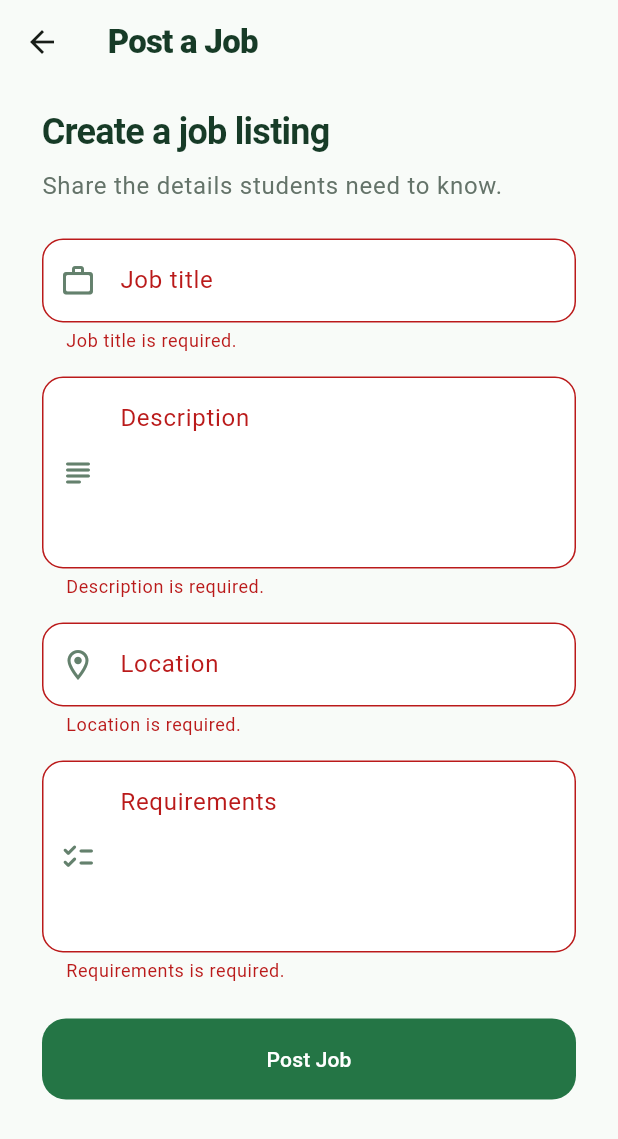
After one commit to JiwanKoirala/pallijob, a Flutter app: the PostJobScreen screen opened directly, after a tap on "Post Job", on a phone screen of 412 x 824 dp. The commit adds this screen. Shown: the top 1139 px of the screen. Run offline on Flutter 3.47's test engine with Material 3 defaults, Android fonts, the phone set to English and light mode, and no system bars; our stand-ins replace cloud_firestore, firebase_auth, firebase_core; accounts and stored records are empty.

Commit message:
feat: implement employer job posting with Firestore integrationf

```diff
--- a/lib/screens/employer/employer_dashboard_screen.dart
+++ b/lib/screens/employer/employer_dashboard_screen.dart
@@ -1,6 +1,7 @@
 import 'package:firebase_auth/firebase_auth.dart';
 import 'package:flutter/material.dart';
 import 'package:pallijob/screens/auth/welcome_screen.dart';
+import 'package:pallijob/screens/employer/post_job_screen.dart';
 
 class EmployerDashboardScreen extends StatelessWidget {
   const EmployerDashboardScreen({super.key});
@@ -94,9 +95,17 @@ class EmployerDashboardScreen extends StatelessWidget {
                       ),
                       const SizedBox(height: 24),
                       for (final module in _modules) ...[
-                        _ModuleCard(module: module),
-                        if (module != _modules.last)
-                          const SizedBox(height: 12),
+                        _ModuleCard(
+                          module: module,
+                          onTap: module.title == 'Post Job'
+                              ? () => Navigator.of(context).push(
+                                  MaterialPageRoute<void>(
+                                    builder: (_) => const PostJobScreen(),
+                                  ),
+                                )
+                              : null,
+                        ),
+                        if (module != _modules.last) const SizedBox(height: 12),
                       ],
                     ],
                   ),
@@ -141,9 +150,10 @@ class _DashboardModule {
 }
 
 class _ModuleCard extends StatelessWidget {
-  const _ModuleCard({required this.module});
+  const _ModuleCard({required this.module, this.onTap});
 
   final _DashboardModule module;
+  final VoidCallback? onTap;
 
   @override
   Widget build(BuildContext context) {
@@ -154,6 +164,9 @@ class _ModuleCard extends StatelessWidget {
         borderRadius: BorderRadius.circular(18),
         side: const BorderSide(color: Color(0xFFE5EEE7)),
       ),
+      child: InkWell(
+        onTap: onTap,
+        borderRadius: BorderRadius.circular(18),
         child: Padding(
           padding: const EdgeInsets.all(16),
           child: Row(
@@ -186,13 +199,12 @@ class _ModuleCard extends StatelessWidget {
                     const SizedBox(height: 4),
                     Text(
                       module.description,
-                    style: Theme.of(context).textTheme.bodySmall?.copyWith(
-                      color: const Color(0xFF647369),
-                    ),
+                      style: Theme.of(context).textTheme.bodySmall
+                          ?.copyWith(color: const Color(0xFF647369)),
                     ),
                     const SizedBox(height: 6),
                     Text(
-                    'Coming soon',
+                      onTap == null ? 'Coming soon' : 'Tap to open',
                       style: Theme.of(context).textTheme.labelSmall?.copyWith(
                         color: const Color(0xFF247545),
                         fontWeight: FontWeight.w600,
@@ -201,7 +213,15 @@ class _ModuleCard extends StatelessWidget {
                   ],
                 ),
               ),
+              if (onTap != null) ...[
+                const SizedBox(width: 8),
+                const Icon(
+                  Icons.chevron_right_rounded,
+                  color: Color(0xFF247545),
+                ),
               ],
+            ],
+          ),
         ),
       ),
     );
--- /dev/null
+++ b/lib/screens/employer/post_job_screen.dart
@@ -0,0 +1,260 @@
+import 'package:cloud_firestore/cloud_firestore.dart';
+import 'package:firebase_auth/firebase_auth.dart';
+import 'package:flutter/material.dart';
+
+class PostJobScreen extends StatefulWidget {
+  const PostJobScreen({super.key});
+
+  @override
+  State<PostJobScreen> createState() => _PostJobScreenState();
+}
+
+class _PostJobScreenState extends State<PostJobScreen> {
+  final _formKey = GlobalKey<FormState>();
+  final _titleController = TextEditingController();
+  final _descriptionController = TextEditingController();
+  final _locationController = TextEditingController();
+  final _requirementsController = TextEditingController();
+
+  bool _isLoading = false;
+
+  @override
+  void dispose() {
+    _titleController.dispose();
+    _descriptionController.dispose();
+    _locationController.dispose();
+    _requirementsController.dispose();
+    super.dispose();
+  }
+
+  @override
+  Widget build(BuildContext context) {
+    return Scaffold(
+      backgroundColor: const Color(0xFFF8FBF8),
+      appBar: AppBar(
+        title: const Text(
+          'Post a Job',
+          style: TextStyle(
+            color: Color(0xFF173B27),
+            fontWeight: FontWeight.w800,
+            letterSpacing: -0.5,
+          ),
+        ),
+        backgroundColor: const Color(0xFFF8FBF8),
+        surfaceTintColor: Colors.transparent,
+      ),
+      body: SafeArea(
+        top: false,
+        child: LayoutBuilder(
+          builder: (context, constraints) {
+            final horizontalPadding = constraints.maxWidth < 360 ? 20.0 : 28.0;
+
+            return SingleChildScrollView(
+              padding: EdgeInsets.fromLTRB(
+                horizontalPadding,
+                16,
+                horizontalPadding,
+                32,
+              ),
+              child: Center(
+                child: ConstrainedBox(
+                  constraints: const BoxConstraints(maxWidth: 480),
+                  child: Form(
+                    key: _formKey,
+                    child: Column(
+                      crossAxisAlignment: CrossAxisAlignment.stretch,
+                      children: [
+                        Text(
+                          'Create a job listing',
+                          style: Theme.of(context).textTheme.headlineSmall
+                              ?.copyWith(
+                                color: const Color(0xFF173B27),
+                                fontWeight: FontWeight.w700,
+                                letterSpacing: -0.5,
+                              ),
+                        ),
+                        const SizedBox(height: 8),
+                        Text(
+                          'Share the details students need to know.',
+                          style: Theme.of(context).textTheme.bodyLarge
+                              ?.copyWith(
+                                color: const Color(0xFF647369),
+                                height: 1.45,
+                              ),
+                        ),
+                        const SizedBox(height: 24),
+                        _textField(
+                          controller: _titleController,
+                          label: 'Job title',
+                          icon: Icons.work_outline_rounded,
+                        ),
+                        const SizedBox(height: 16),
+                        _textField(
+                          controller: _descriptionController,
+                          label: 'Description',
+                          icon: Icons.subject_rounded,
+                          maxLines: 4,
+                        ),
+                        const SizedBox(height: 16),
+                        _textField(
+                          controller: _locationController,
+                          label: 'Location',
+                          icon: Icons.location_on_outlined,
+                          textCapitalization: TextCapitalization.words,
+                        ),
+                        const SizedBox(height: 16),
+                        _textField(
+                          controller: _requirementsController,
+                          label: 'Requirements',
+                          icon: Icons.checklist_rounded,
+                          maxLines: 4,
+                        ),
+                        const SizedBox(height: 24),
+                        SizedBox(
+                          height: 54,
+                          child: FilledButton(
+                            onPressed: _isLoading ? null : _submit,
+                            style: FilledButton.styleFrom(
+                              backgroundColor: const Color(0xFF247545),
+                              foregroundColor: Colors.white,
+                              shape: RoundedRectangleBorder(
+                                borderRadius: BorderRadius.circular(16),
+                              ),
+                            ),
+                            child: _isLoading
+                                ? const SizedBox(
+                                    width: 22,
+                                    height: 22,
+                                    child: CircularProgressIndicator(
+                                      strokeWidth: 2.5,
+                                      color: Colors.white,
+                                    ),
+                                  )
+                                : const Text('Post Job'),
+                          ),
+                        ),
+                      ],
+                    ),
+                  ),
+                ),
+              ),
+            );
+          },
+        ),
+      ),
+    );
+  }
+
+  Widget _textField({
+    required TextEditingController controller,
+    required String label,
+    required IconData icon,
+    int maxLines = 1,
+    TextCapitalization textCapitalization = TextCapitalization.sentences,
+  }) {
+    return TextFormField(
+      controller: controller,
+      enabled: !_isLoading,
+      textCapitalization: textCapitalization,
+      maxLines: maxLines,
+      minLines: maxLines == 1 ? 1 : maxLines,
+      validator: (value) {
+        if (value == null || value.trim().isEmpty) {
+          return '$label is required.';
+        }
+        return null;
+      },
+      decoration: InputDecoration(
+        labelText: label,
+        alignLabelWithHint: maxLines > 1,
+        prefixIcon: Icon(icon, color: const Color(0xFF64816D)),
+        filled: true,
+        fillColor: Colors.white,
+        border: OutlineInputBorder(
+          borderRadius: BorderRadius.circular(14),
+          borderSide: const BorderSide(color: Color(0xFFDCE8DF)),
+        ),
+        enabledBorder: OutlineInputBorder(
+          borderRadius: BorderRadius.circular(14),
+          borderSide: const BorderSide(color: Color(0xFFDCE8DF)),
+        ),
+        focusedBorder: OutlineInputBorder(
+          borderRadius: BorderRadius.circular(14),
+          borderSide: const BorderSide(color: Color(0xFF247545), width: 1.5),
+        ),
+        errorMaxLines: 2,
+      ),
+    );
+  }
+
+  Future<void> _submit() async {
+    FocusScope.of(context).unfocus();
+    if (!_formKey.currentState!.validate()) return;
+
+    setState(() => _isLoading = true);
+    try {
+      final auth = FirebaseAuth.instance;
+      final user = auth.currentUser;
+      if (user == null) {
+        _showMessage('You must be signed in as an employer to post a job.');
+        return;
+      }
+
+      final profile = await FirebaseFirestore.instance
+          .collection('users')
+          .doc(user.uid)
+          .get();
+      if (!mounted) return;
+      if (!profile.exists || profile.data()?['role'] != 'employer') {
+        _showMessage('Only verified employer accounts can post jobs.');
+        return;
+      }
+      if (auth.currentUser?.uid != user.uid) {
+        _showMessage('Your session expired. Please sign in again.');
+        return;
+      }
+
+      await FirebaseFirestore.instance.collection('jobs').add({
+        'title': _titleController.text.trim(),
+        'description': _descriptionController.text.trim(),
+        'location': _locationController.text.trim(),
+        'requirements': _requirementsController.text.trim(),
+        'employerId': user.uid,
+        'createdAt': FieldValue.serverTimestamp(),
+      });
+
+      if (!mounted) return;
+      _titleController.clear();
+      _descriptionController.clear();
+      _locationController.clear();
+      _requirementsController.clear();
+      _showMessage('Job posted successfully.', isError: false);
+    } on FirebaseException catch (error) {
+      if (!mounted) return;
+      _showMessage(_firebaseErrorMessage(error));
+    } finally {
+      if (mounted) setState(() => _isLoading = false);
+    }
+  }
+
+  String _firebaseErrorMessage(FirebaseException error) {
+    return switch (error.code) {
+      'permission-denied' => 'Firestore denied this request. Check that the deployed rules allow verified employers to read their profile and create jobs.',
+      'unavailable' || 'network-request-failed' =>
+        'Could not reach Firebase. Check your connection and try again.',
+      _ =>
+        'Could not post the job${error.message == null ? '.' : ': ${error.message}'}',
+    };
+  }
+
+  void _showMessage(String message, {bool isError = true}) {
+    ScaffoldMessenger.of(context)
+      ..hideCurrentSnackBar()
+      ..showSnackBar(
+        SnackBar(
+          content: Text(message),
+          backgroundColor: isError ? const Color(0xFF9B2C2C) : null,
+        ),
+      );
+  }
+}
```
Also changed, not shown: 1 other file. Lines whose indentation alone changed are shown as unchanged.
